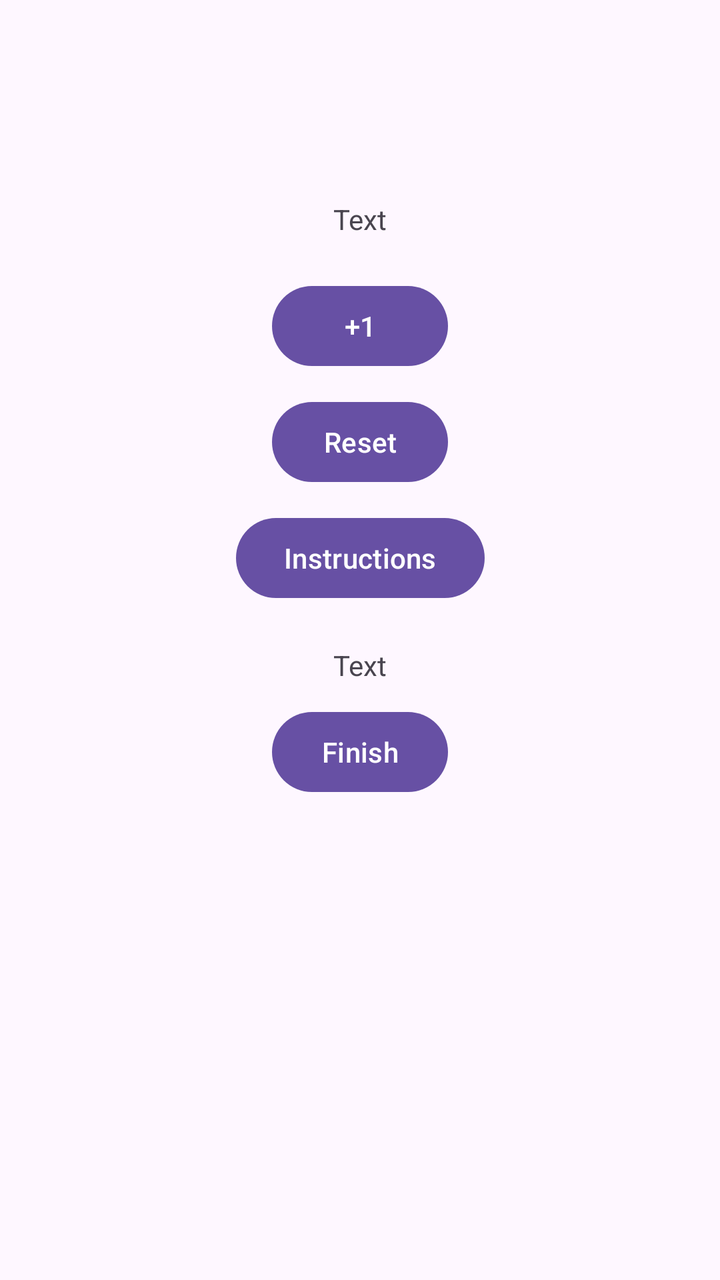
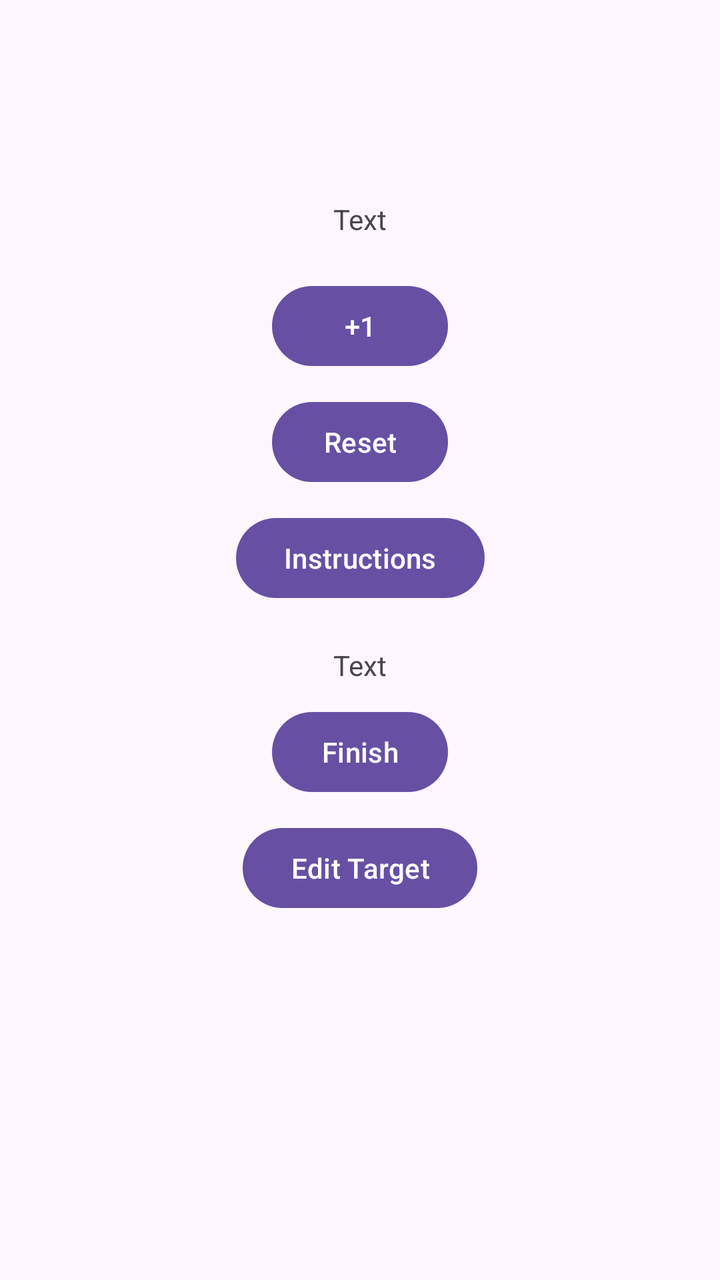

Two renders of the same Android screen: before a commit and after it. Below are the layout's source before the change and the commit's diff.
<!-- AndroidManifest.xml: application theme Theme.Day6 -->
<!-- res/layout/fragment_counter.xml -->
<?xml version="1.0" encoding="utf-8"?>
<androidx.constraintlayout.widget.ConstraintLayout xmlns:android="http://schemas.android.com/apk/res/android"
    xmlns:tools="http://schemas.android.com/tools"
    android:layout_width="match_parent"
    android:layout_height="match_parent"
    xmlns:app="http://schemas.android.com/apk/res-auto"
    tools:context=".fragments.CounterFragment">


    <TextView
        android:layout_width="wrap_content"
        android:layout_height="wrap_content"
        android:id="@+id/txtCounter"
        android:layout_marginTop="100dp"
        app:layout_constraintTop_toTopOf="parent"
        app:layout_constraintStart_toStartOf="parent"
        app:layout_constraintEnd_toEndOf="parent"
        android:text="Text"/>

    <Button
        android:layout_width="wrap_content"
        android:layout_height="wrap_content"
        app:layout_constraintTop_toBottomOf="@id/txtCounter"
        app:layout_constraintStart_toStartOf="parent"
        app:layout_constraintEnd_toEndOf="parent"
        android:text="+1"
        android:layout_marginTop="20dp"
        android:id="@+id/btnPlus"/>

    <Button
        android:layout_width="wrap_content"
        android:layout_height="wrap_content"
        app:layout_constraintTop_toBottomOf="@id/btnPlus"
        app:layout_constraintStart_toStartOf="parent"
        app:layout_constraintEnd_toEndOf="parent"
        android:text="Reset"
        android:layout_marginTop="10dp"
        android:id="@+id/btnReset"/>

    <Button
        android:layout_width="wrap_content"
        android:layout_height="wrap_content"
        app:layout_constraintTop_toBottomOf="@id/btnReset"
        app:layout_constraintStart_toStartOf="parent"
        app:layout_constraintEnd_toEndOf="parent"
        android:text="Instructions"
        android:layout_marginTop="10dp"
        android:id="@+id/btnInstructions"/>


    <TextView
        android:layout_width="wrap_content"
        android:layout_height="wrap_content"
        android:id="@+id/txtTarget"
        android:layout_marginTop="20dp"
        app:layout_constraintTop_toBottomOf="@id/btnInstructions"
        app:layout_constraintStart_toStartOf="parent"
        app:layout_constraintEnd_toEndOf="parent"
        android:text="Text"/>

    <Button
        android:layout_width="wrap_content"
        android:layout_height="wrap_content"
        app:layout_constraintTop_toBottomOf="@id/txtTarget"
        app:layout_constraintStart_toStartOf="parent"
        app:layout_constraintEnd_toEndOf="parent"
        android:text="Finish"
        android:layout_marginTop="10dp"
        android:id="@+id/btnFinishWorkout"/>

</androidx.constraintlayout.widget.ConstraintLayout>
<!-- resources referenced by this layout -->
<resources>
  <style name="Theme.Day6" parent="Base.Theme.Day6" />
  <style name="Base.Theme.Day6" parent="Theme.Material3.DayNight.NoActionBar">
          
          
      </style>
</resources>

<!-- the commit's change to res/layout/fragment_counter.xml (unified diff, before → after) -->
@@ -68,4 +68,14 @@
         android:layout_marginTop="10dp"
         android:id="@+id/btnFinishWorkout"/>
 
+    <Button
+        android:layout_width="wrap_content"
+        android:layout_height="wrap_content"
+        app:layout_constraintTop_toBottomOf="@id/btnFinishWorkout"
+        app:layout_constraintStart_toStartOf="parent"
+        app:layout_constraintEnd_toEndOf="parent"
+        android:text="Edit Target"
+        android:layout_marginTop="10dp"
+        android:id="@+id/btnEditTarget"/>
+
 </androidx.constraintlayout.widget.ConstraintLayout>
